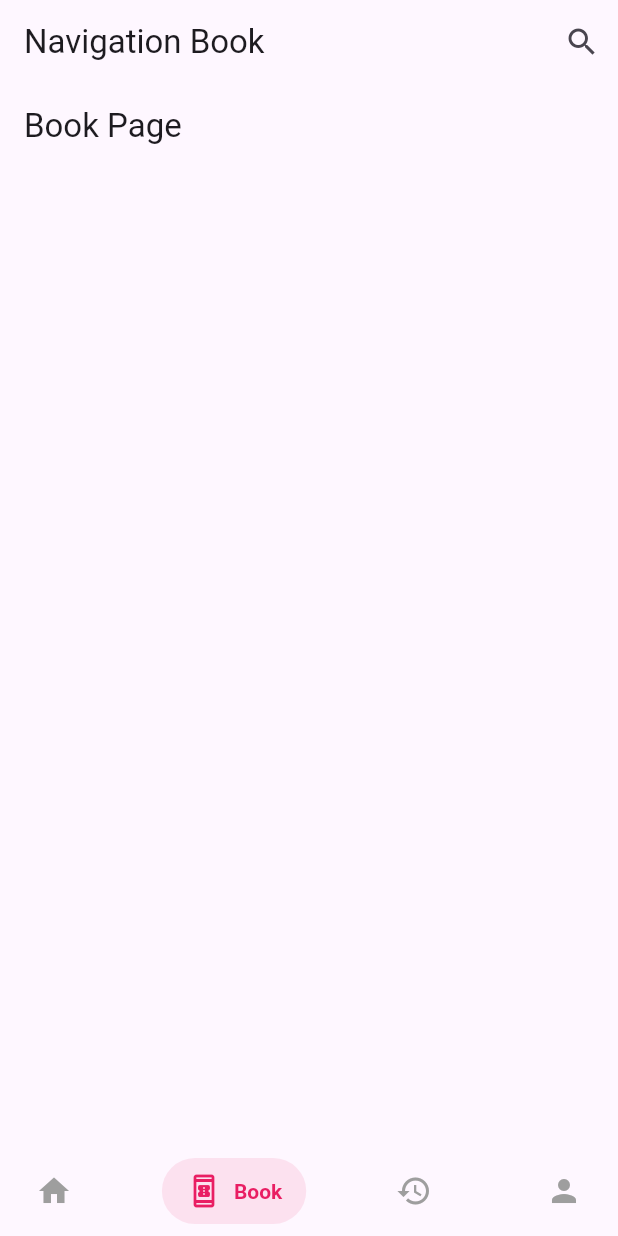
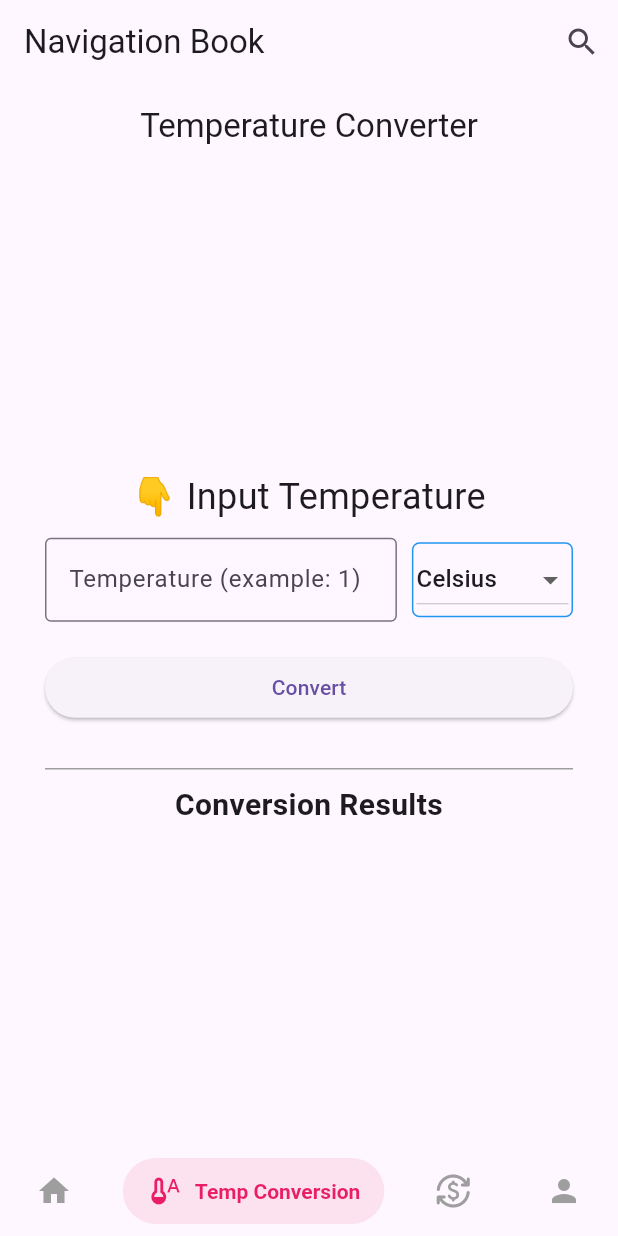
Before and after one commit to bhilbis/Flutter_Navigation, a Flutter app: the screen it shows after launch, item 2 of the bottom bar chosen, on a phone screen of 412 x 824 dp. Run offline on Flutter 3.47's test engine with Material 3 defaults, Android fonts, the phone set to English and light mode, and no system bars; drawn by our look-alikes of salomon_bottom_bar.

Commit message:
feat :Add currency & temp conversion page

```diff
--- a/lib/details/book_page_details.dart
+++ /dev/null
@@ -1,25 +0,0 @@
-import 'package:flutter/material.dart';
-import '../pages/book_page.dart';
-
-class BookDetailPage extends StatelessWidget {
-  final Book book;
-
-  const BookDetailPage({Key? key, required this.book}) : super(key: key);
-
-  @override
-  Widget build(BuildContext context) {
-    return Scaffold(
-      appBar: AppBar(
-        title: Text(book.title),
-      ),
-      body: Column(
-        crossAxisAlignment: CrossAxisAlignment.center,
-        children: [
-          Image.network(book.imageUrl),
-          const SizedBox(height: 20),
-          Text('Rating: ${book.rating}'),
-        ],
-      ),
-    );
-  }
-}
--- a/lib/main.dart
+++ b/lib/main.dart
@@ -12,6 +12,10 @@ class MyApp extends StatelessWidget {
   Widget build(BuildContext context) {
     return MaterialApp(
       debugShowCheckedModeBanner: false,
+      theme: ThemeData(
+        primarySwatch: Colors.blue,
+        visualDensity: VisualDensity.adaptivePlatformDensity,
+      ),
       home: const GoogleBottomBar(),
     );
   }
--- a/lib/navigation.dart
+++ b/lib/navigation.dart
@@ -1,8 +1,8 @@
 import 'package:flutter/material.dart';
 import 'package:salomon_bottom_bar/salomon_bottom_bar.dart';
 import 'pages/home_page.dart';
-import 'pages/book_page.dart';
-import 'pages/history_page.dart';
+import 'pages/currency_conversion.dart';
+import 'pages/temp_conversion.dart';
 import 'pages/profile_page.dart';
 
 class GoogleBottomBar extends StatefulWidget {
@@ -118,9 +118,9 @@ class _GoogleBottomBarState extends State<GoogleBottomBar> {
       case 0:
         return HomePage();
       case 1:
-        return BookPage();
+        return SuhuConverterApp();
       case 2:
-        return HistoryPage();
+        return CurrencyConverter();
       case 3:
         return ProfilePage();
       default:
@@ -136,14 +136,14 @@ class _GoogleBottomBarState extends State<GoogleBottomBar> {
       unselectedColor: Colors.grey,
     ),
     SalomonBottomBarItem(
-      icon: const Icon(Icons.book_online_outlined),
-      title: const Text("Book"),
+      icon: const Icon(Icons.thermostat_auto),
+      title: const Text("Temp Conversion"),
       selectedColor: Colors.pink,
       unselectedColor: Colors.grey,
     ),
     SalomonBottomBarItem(
-      icon: const Icon(Icons.history_outlined),
-      title: const Text("History"),
+      icon: const Icon(Icons.currency_exchange_rounded),
+      title: const Text("Currency Conversion"),
       selectedColor: Colors.orange,
       unselectedColor: Colors.grey,
     ),
--- a/lib/pages/book_page.dart
+++ /dev/null
@@ -1,71 +0,0 @@
-import 'package:flutter/material.dart';
-import '../details/book_page_details.dart';
-
-class Book {
-  final String title;
-  final String imageUrl;
-  final double rating;
-
-  Book({
-    required this.title,
-    required this.imageUrl,
-    required this.rating,
-  });
-}
-
-class BookPage extends StatelessWidget {
-  const BookPage({Key? key}) : super(key: key);
-
-  @override
-  Widget build(BuildContext context) {
-    return Scaffold(
-      appBar: AppBar(
-        title: const Text('Book Page'),
-      ),
-      body: GridView.count(
-        crossAxisCount: 2,
-        children: List.generate(
-            6,
-            (index) => InkWell(
-                  onTap: () {
-                    Navigator.push(
-                        context,
-                        MaterialPageRoute(
-                            builder: (context) => BookDetailPage(
-                                book: Book(
-                                    title: 'Book $index',
-                                    imageUrl: ' /',
-                                    rating: 4.5))));
-                  },
-                )),
-      ),
-    );
-  }
-}
-
-class CardItem extends StatelessWidget {
-  final int index;
-
-  const CardItem({Key? key, required this.index}) : super(key: key);
-
-  @override
-  Widget build(BuildContext context) {
-    return Card(
-      elevation: 5,
-      margin: const EdgeInsets.all(10),
-      child: InkWell(
-        onTap: () {
-          // Add your onTap action here
-        },
-        child: Column(
-          mainAxisAlignment: MainAxisAlignment.center,
-          children: [
-            Icon(Icons.category, size: 50),
-            const SizedBox(height: 10),
-            Text('Item $index', style: TextStyle(fontSize: 20)),
-          ],
-        ),
-      ),
-    );
-  }
-}
--- /dev/null
+++ b/lib/pages/temp_conversion.dart
@@ -0,0 +1,207 @@
+import 'package:flutter/material.dart';
+import 'package:flutter/services.dart';
+
+void main() {
+  runApp(SuhuConverterApp());
+}
+
+class SuhuConverterApp extends StatelessWidget {
+  @override
+  Widget build(BuildContext context) {
+    return MaterialApp(
+      debugShowCheckedModeBanner: false,
+      title: 'Temperature Conversion',
+      theme: ThemeData(
+        primarySwatch: Colors.blue,
+        visualDensity: VisualDensity.adaptivePlatformDensity,
+      ),
+      home: TempConversion(),
+    );
+  }
+}
+
+class TempConversion extends StatefulWidget {
+  @override
+  _TempConversionState createState() => _TempConversionState();
+}
+
+class _TempConversionState extends State<TempConversion> {
+  double inputTemperature = 0.0;
+  String selectedUnit = 'Celsius';
+  List<String> units = ['Celsius', 'Fahrenheit', 'Reamur', 'Kelvin'];
+  Map<String, double> results = {};
+
+  void _convertTemperature() {
+    if (inputTemperature != 0) {
+      setState(() {
+        results.clear();
+        for (String unit in units) {
+          if (unit != selectedUnit) {
+            double convertedValue =
+                _convertTemperatureUnit(selectedUnit, unit, inputTemperature);
+            results[unit] = convertedValue;
+          }
+        }
+      });
+    }
+  }
+
+  double _convertTemperatureUnit(String from, String to, double value) {
+    if (from == 'Celsius') {
+      if (to == 'Fahrenheit') {
+        return (value * 9 / 5) + 32;
+      } else if (to == 'Reamur') {
+        return value * 4 / 5;
+      } else if (to == 'Kelvin') {
+        return value + 273.15;
+      }
+    } else if (from == 'Fahrenheit') {
+      if (to == 'Celsius') {
+        return (value - 32) * 5 / 9;
+      } else if (to == 'Reamur') {
+        return (value - 32) * 4 / 9;
+      } else if (to == 'Kelvin') {
+        return (value - 32) * 5 / 9 + 273.15;
+      }
+    } else if (from == 'Reamur') {
+      if (to == 'Celsius') {
+        return value * 5 / 4;
+      } else if (to == 'Fahrenheit') {
+        return value * 9 / 4 + 32;
+      } else if (to == 'Kelvin') {
+        return value * 5 / 4 + 273.15;
+      }
+    } else if (from == 'Kelvin') {
+      if (to == 'Celsius') {
+        return value - 273.15;
+      } else if (to == 'Fahrenheit') {
+        return (value - 273.15) * 9 / 5 + 32;
+      } else if (to == 'Reamur') {
+        return (value - 273.15) * 4 / 5;
+      }
+    }
+    return value;
+  }
+
+  @override
+  Widget build(BuildContext context) {
+    return Scaffold(
+      appBar: AppBar(
+        title: Center(child: Text('Temperature Converter')),
+      ),
+      body: Padding(
+        padding: const EdgeInsets.all(30.0),
+        child: Column(
+          mainAxisAlignment: MainAxisAlignment.center,
+          crossAxisAlignment: CrossAxisAlignment.stretch,
+          children: [
+            Text(
+              '👇 Input Temperature',
+              textAlign: TextAlign.center,
+              style: TextStyle(fontSize: 24),
+            ),
+            SizedBox(height: 10),
+            Row(
+              children: [
+                Expanded(
+                  child: TextField(
+                    keyboardType:
+                        TextInputType.numberWithOptions(decimal: true),
+                    inputFormatters: [
+                      FilteringTextInputFormatter.allow(RegExp(r'[0-9.]'))
+                    ],
+                    onChanged: (String value) {
+                      setState(() {
+                        if (value.isEmpty) {
+                          results.clear();
+                        }
+                        inputTemperature = double.tryParse(value) ?? 0.0;
+                      });
+                    },
+                    decoration: InputDecoration(
+                      border: OutlineInputBorder(),
+                      labelText: 'Temperature (example: 1)',
+                    ),
+                  ),
+                ),
+                SizedBox(width: 10),
+                Container(
+                  padding: EdgeInsets.symmetric(horizontal: 2.0),
+                  decoration: BoxDecoration(
+                    border: Border.all(color: Colors.blue),
+                    borderRadius: BorderRadius.circular(5.0),
+                  ),
+                  child: DropdownButton<String>(
+                    value: selectedUnit,
+                    onChanged: (String? newValue) {
+                      setState(() {
+                        selectedUnit = newValue!;
+                        _convertTemperature();
+                      });
+                    },
+                    items: units.map<DropdownMenuItem<String>>((String value) {
+                      return DropdownMenuItem<String>(
+                        value: value,
+                        child: Text(value),
+                      );
+                    }).toList(),
+                  ),
+                ),
+              ],
+            ),
+            SizedBox(height: 20),
+            ElevatedButton(
+              onPressed: () {
+                _convertTemperature();
+              },
+              child: Text('Convert'),
+            ),
+            SizedBox(height: 20),
+            Divider(height: 20, color: Colors.grey),
+            Text(
+              'Conversion Results',
+              textAlign: TextAlign.center,
+              style: TextStyle(fontSize: 20, fontWeight: FontWeight.bold),
+            ),
+            SizedBox(height: 10),
+            SingleChildScrollView(
+              scrollDirection: Axis.horizontal,
+              child: Center(
+                child: Row(
+                  mainAxisAlignment: MainAxisAlignment.center,
+                  children: results.entries.map((entry) {
+                    return Padding(
+                      padding: EdgeInsets.symmetric(horizontal: 10),
+                      child: Container(
+                        width: MediaQuery.of(context).size.width * 0.25,
+                        padding: EdgeInsets.all(10),
+                        decoration: BoxDecoration(
+                          border: Border.all(color: Colors.blue),
+                          borderRadius: BorderRadius.circular(10),
+                        ),
+                        child: Column(
+                          mainAxisSize: MainAxisSize.min,
+                          children: [
+                            Text(
+                              entry.key,
+                              style: TextStyle(fontSize: 18),
+                            ),
+                            SizedBox(height: 4),
+                            Text(
+                              entry.value.toStringAsFixed(2),
+                              style: TextStyle(fontSize: 18),
+                            ),
+                          ],
+                        ),
+                      ),
+                    );
+                  }).toList(),
+                ),
+              ),
+            ),
+          ],
+        ),
+      ),
+    );
+  }
+}
```
Also changed, not shown: lib/pages/currency_conversion.dart (added, +202 -0 lines), lib/pages/history_page.dart (deleted, +0 -10 lines).
